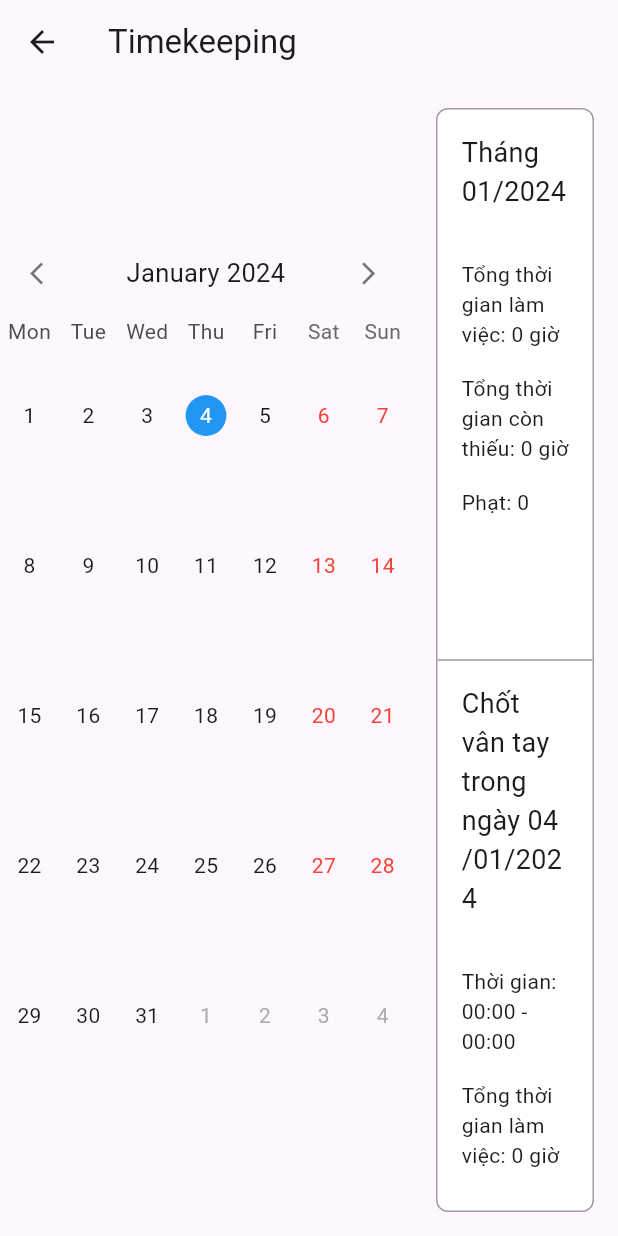
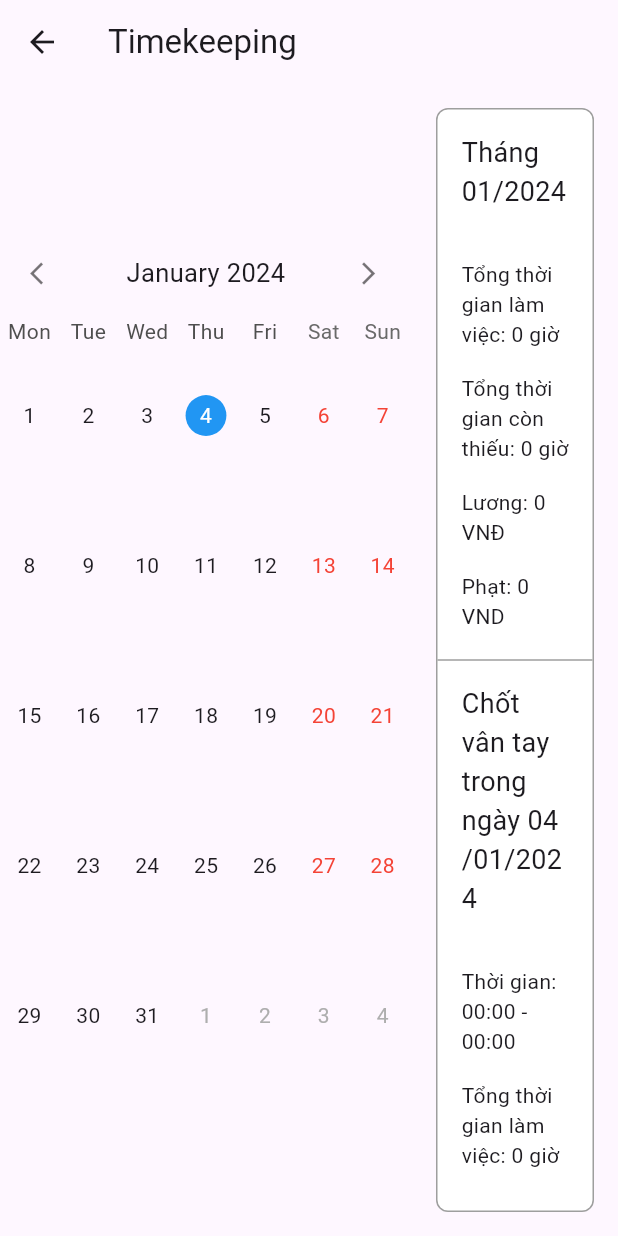
Before and after one commit to kit2512/fe-cnpmn, a Flutter app: the Timekeeping screen opened directly with empty values, on a phone screen of 412 x 824 dp. Run offline on Flutter 3.47's test engine with Material 3 defaults, Android fonts, the phone set to English and light mode, and no system bars; drawn by our look-alikes of table_calendar; our stand-ins replace another_flushbar, bloc, dartz, dio, equatable, flutter_bloc and 5 more; network calls fail; project files that could hold a hidden picture were left out.

Commit message:
create employees

```diff
--- a/lib/constants/constants.dart
+++ b/lib/constants/constants.dart
@@ -12,4 +12,19 @@ class Constants {
       return '1.000.000';
     }
   }
+
+  static String getSalary(int salary) {
+    final String salaryString = salary.toString();
+    String result = '';
+    int count = 0;
+    for (int i = salaryString.length - 1; i >= 0; i--) {
+      count++;
+      result = salaryString[i] + result;
+      if (count == 3 && i != 0) {
+        result = '.$result';
+        count = 0;
+      }
+    }
+    return result;
+  }
 }
--- a/lib/data/datasources/employee_datasource.dart
+++ b/lib/data/datasources/employee_datasource.dart
@@ -27,6 +27,7 @@ class EmployeeDataSource {
     required String username,
     required String password,
     required UserRole role,
+    required int salary,
   }) async {
     final Response<Map<String, dynamic>> response = await dio.sendRequest.post('employee/create', data: {
       'first_name': firstName,
@@ -34,6 +35,7 @@ class EmployeeDataSource {
       'username': username,
       'password': password,
       'role': role.name,
+      'salary': salary,
     });
     return Employee.fromJson(response.data!);
   }
--- a/lib/data/models/user_info.dart
+++ b/lib/data/models/user_info.dart
@@ -14,7 +14,8 @@ class UserInfo {
     required this.role,
   });
 
-  factory UserInfo.fromJson(Map<String, dynamic> json) => _$UserInfoFromJson(json);
+  factory UserInfo.fromJson(Map<String, dynamic> json) =>
+      _$UserInfoFromJson(json);
 
   final int id;
   final String firstName;
@@ -25,6 +26,5 @@ class UserInfo {
 
   String get fullName => '$firstName $lastName';
 
-
   Map<String, dynamic> toJson() => _$UserInfoToJson(this);
 }
--- a/lib/data/models/work_day.dart
+++ b/lib/data/models/work_day.dart
@@ -41,11 +41,12 @@ class WorkTime {
     required this.totalHours,
     required this.punishmentHours,
     required this.workDays,
+    required this.paidAmount,
   });
 
   factory WorkTime.fromJson(Map<String, dynamic> json) =>
       _$WorkTimeFromJson(json);
-
+  final int paidAmount;
   final String startDate;
   final String endDate;
   final double totalHours;
--- a/lib/data/repositories/employee_repository.dart
+++ b/lib/data/repositories/employee_repository.dart
@@ -35,6 +35,7 @@ class EmployeeRepository {
     required String username,
     required String password,
     required UserRole role,
+    required int salary,
   }) async {
     try {
       final result = await employeeDatasource.createEmployee(
@@ -43,6 +44,7 @@ class EmployeeRepository {
         username: username,
         password: password,
         role: role,
+        salary: salary,
       );
       return Right(result);
     } on DioException catch (e) {
--- a/lib/pages/employee_details/timekeeping.dart
+++ b/lib/pages/employee_details/timekeeping.dart
@@ -265,7 +265,13 @@ class TimekeepingState extends State<Timekeeping> {
               height: 16,
             ),
             Text(
-              'Phạt: ${Constants.getPunishmentHours(currentWorkMonth?.punishmentHours ?? 0)}',
+              'Lương: ${Constants.getSalary(currentWorkMonth?.paidAmount ?? 0)} VNĐ',
+            ),
+            const SizedBox(
+              height: 16,
+            ),
+            Text(
+              'Phạt: ${Constants.getPunishmentHours(currentWorkMonth?.punishmentHours ?? 0)} VND',
             ),
           ],
         ),
```
Also changed, not shown: lib/data/models/employee.dart (+4 -3 lines), lib/pages/employee_details/employee_details_page.dart (+17 -0 lines), lib/pages/employees_page/add_employee_cubit/add_employee_cubit.dart (+7 -0 lines), lib/pages/employees_page/add_employee_cubit/add_employee_state.dart (+11 -2 lines), lib/pages/employees_page/add_employees_dialog.dart (+76 -23 lines), lib/pages/employees_page/employees_page.dart (+15 -3 lines), lib/data/models/employee.g.dart, lib/data/models/work_day.g.dart.
